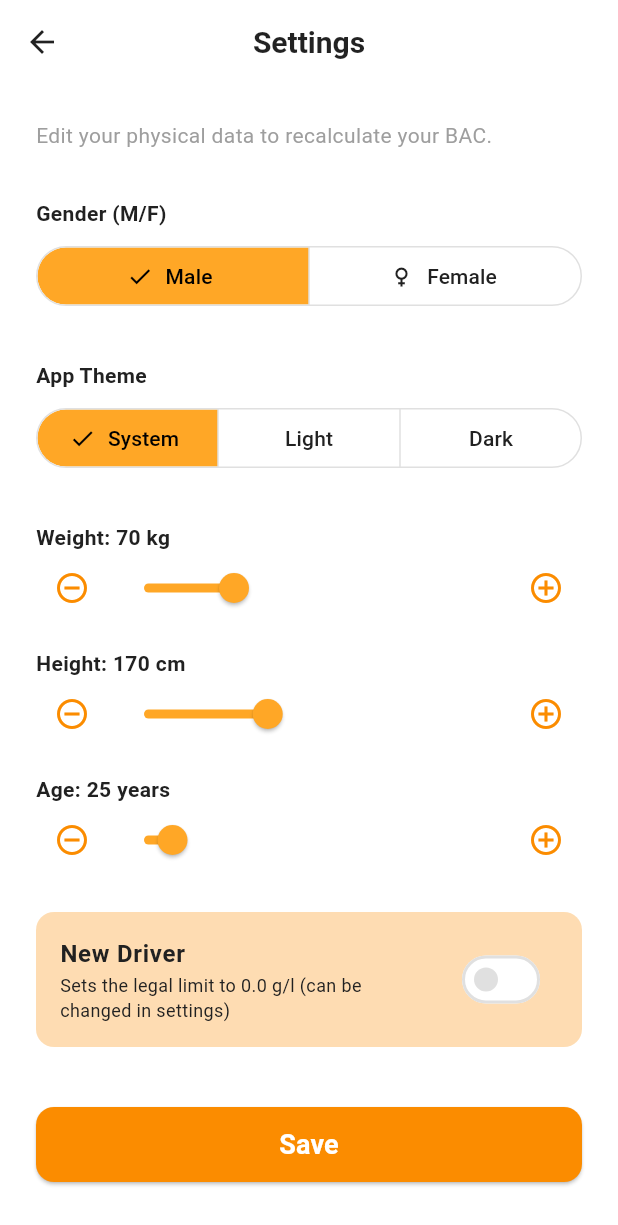
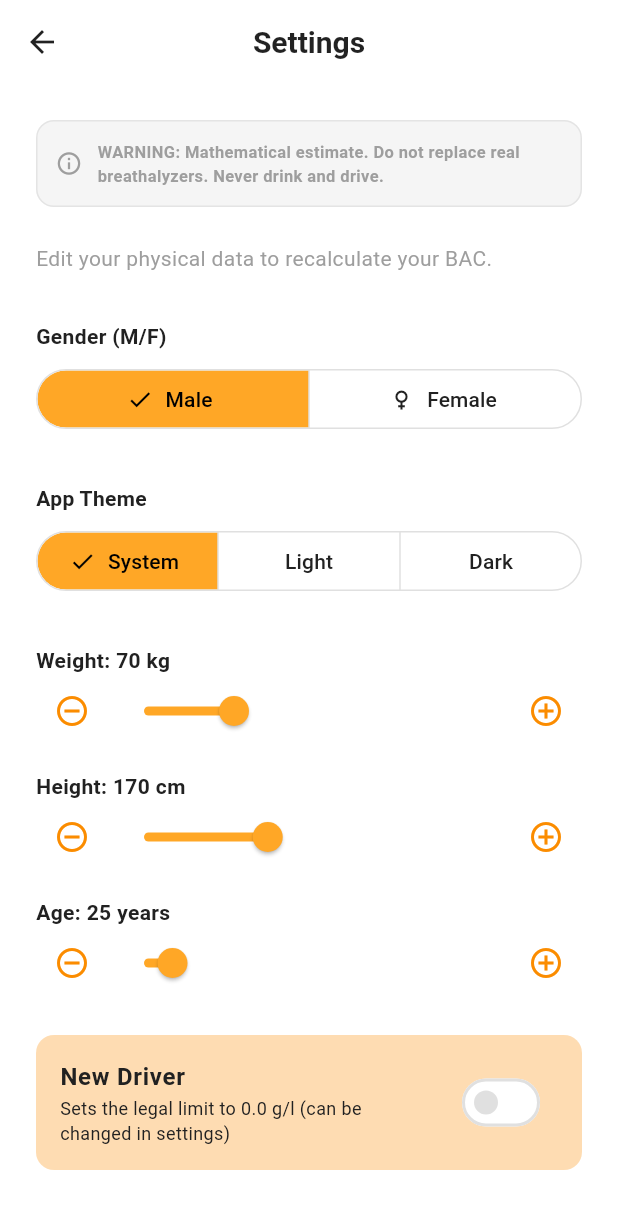
Before and after one commit to ManuCa93/when_can_I_drive_app, a Flutter app: the MainWrapper screen opened directly, after a tap on the "settings" icon, on a phone screen of 412 x 824 dp. Shown: the top 1225 px of the screen. Run offline on Flutter 3.47's test engine with Material 3 defaults, Android fonts, the phone set to English and light mode, and no system bars; our stand-ins replace fl_chart, flutter_local_notifications, flutter_riverpod, percent_indicator, shared_preferences; accounts and stored records are empty.

Commit message:
Add and position DisclaimerWidget on Dashboard, History, and Settings screens

```diff
--- a/lib/l10n/app_localizations.dart
+++ b/lib/l10n/app_localizations.dart
@@ -577,6 +577,18 @@ abstract class AppLocalizations {
   /// In en, this message translates to:
   /// **'Limit'**
   String get limitLabel;
+
+  /// No description provided for @calculationExplanationTitle.
+  ///
+  /// In en, this message translates to:
+  /// **'How is BAC calculated?'**
+  String get calculationExplanationTitle;
+
+  /// No description provided for @calculationExplanationBody.
+  ///
+  /// In en, this message translates to:
+  /// **'This app uses the modified Widmark formula to mathematically estimate your Blood Alcohol Concentration (BAC).\n\nWHAT AFFECTS THE CALCULATION:\n• Weight and gender (they determine the water content in your body).\n• Alcohol volume and ABV.\n• Stomach state AT THE TIME of drinking (food slows down alcohol absorption).\n\nWHAT DOES NOT AFFECT IT (Myths):\n• Eating AFTER drinking: the alcohol is already in your bloodstream, food doesn\'t absorb it or help the liver process it faster.\n• Drinking coffee, taking cold showers, or drinking lots of water (water prevents dehydration but doesn\'t lower BAC).\n• Only TIME allows your liver to metabolize alcohol (approx 0.15 g/l per hour).'**
+  String get calculationExplanationBody;
 }
 
 class _AppLocalizationsDelegate
--- a/lib/screens/history_screen.dart
+++ b/lib/screens/history_screen.dart
@@ -5,6 +5,7 @@ import 'package:intl/intl.dart' hide TextDirection; // <-- AGGIUNGI hide TextDir
 import '../providers/app_providers.dart';
 import '../utils/bac_calculator.dart';
 import '../l10n/app_localizations.dart';
+import '../widgets/disclaimer_widget.dart';
 
 // --- CUSTOM PAINTER PER DISEGNARE LE ICONE SUL GRAFICO ---
 class DrinkDotPainter extends FlDotPainter {
@@ -192,6 +193,10 @@ class _HistoryScreenState extends ConsumerState<HistoryScreen> {
       body: SingleChildScrollView(
         child: Column(
           children: [
+            const SizedBox(height: 20),
+
+            const DisclaimerWidget(),
+
             const SizedBox(height: 20),
 
             SingleChildScrollView(
@@ -452,16 +457,6 @@ class _HistoryScreenState extends ConsumerState<HistoryScreen> {
                   ),
 
             const SizedBox(height: 120),
-
-            Padding(
-              padding: const EdgeInsets.symmetric(horizontal: 32.0),
-              child: Text(
-                loc.disclaimer,
-                textAlign: TextAlign.center,
-                style: const TextStyle(fontSize: 10, fontWeight: FontWeight.bold, color: Colors.grey),
-              ),
-            ),
-            const SizedBox(height: 20),
           ],
         ),
       ),
--- a/lib/screens/settings_screen.dart
+++ b/lib/screens/settings_screen.dart
@@ -3,6 +3,7 @@ import 'package:flutter_riverpod/flutter_riverpod.dart';
 import '../models/user_profile.dart';
 import '../providers/app_providers.dart';
 import '../l10n/app_localizations.dart'; // <-- IMPORT DELLE TRADUZIONI
+import '../widgets/disclaimer_widget.dart';
 
 class SettingsScreen extends ConsumerStatefulWidget {
   const SettingsScreen({super.key});
@@ -81,6 +82,8 @@ class _SettingsScreenState extends ConsumerState<SettingsScreen> {
             child: Column(
               crossAxisAlignment: CrossAxisAlignment.start,
               children: [
+                const DisclaimerWidget(margin: EdgeInsets.zero),
+                const SizedBox(height: 24),
                 Text(loc.settingsSubtitle, style: const TextStyle(color: Colors.grey)), // TRADOTTO
                 const SizedBox(height: 32),
 
--- /dev/null
+++ b/lib/widgets/disclaimer_widget.dart
@@ -0,0 +1,100 @@
+import 'package:flutter/material.dart';
+import '../l10n/app_localizations.dart';
+
+class DisclaimerWidget extends StatelessWidget {
+  final EdgeInsetsGeometry? margin;
+
+  const DisclaimerWidget({super.key, this.margin});
+
+  @override
+  Widget build(BuildContext context) {
+    final loc = AppLocalizations.of(context)!;
+    return GestureDetector(
+      onTap: () => showBacInfoDialog(context),
+      child: Container(
+        margin: margin ?? const EdgeInsets.symmetric(horizontal: 24),
+        padding: const EdgeInsets.all(12),
+        decoration: BoxDecoration(
+          color: Colors.grey.withOpacity(0.1),
+          borderRadius: BorderRadius.circular(12),
+          border: Border.all(color: Colors.grey.withOpacity(0.2)),
+        ),
+        child: Row(
+          children: [
+            Icon(Icons.info_outline, size: 18, color: Colors.grey[500]),
+            const SizedBox(width: 10),
+            Expanded(
+              child: Text(
+                loc.disclaimer,
+                style: const TextStyle(fontSize: 11, fontWeight: FontWeight.bold, color: Colors.grey),
+              ),
+            ),
+          ],
+        ),
+      ),
+    );
+  }
+}
+
+void showBacInfoDialog(BuildContext context) {
+  final loc = AppLocalizations.of(context)!;
+
+  Widget buildBacRangeRow(String range, String effect, BuildContext ctx) {
+    return Padding(
+      padding: const EdgeInsets.only(bottom: 8.0),
+      child: RichText(
+        text: TextSpan(
+          style: TextStyle(fontSize: 13, color: Theme.of(ctx).colorScheme.onSurface),
+          children: [
+            TextSpan(text: "$range g/l: ", style: const TextStyle(fontWeight: FontWeight.bold)),
+            TextSpan(text: effect),
+          ],
+        ),
+      ),
+    );
+  }
+
+  showDialog(
+    context: context,
+    builder: (ctx) => AlertDialog(
+      shape: RoundedRectangleBorder(borderRadius: BorderRadius.circular(16)),
+      title: Row(
+        children: [
+          const Icon(Icons.warning_amber_rounded, color: Colors.orange),
+          const SizedBox(width: 8),
+          Flexible(child: Text(loc.infoResponsibilityTitle)),
+        ],
+      ),
+      content: SingleChildScrollView(
+        child: Column(
+          crossAxisAlignment: CrossAxisAlignment.start,
+          mainAxisSize: MainAxisSize.min,
+          children: [
+            Text(
+              loc.bacDisclaimer,
+              style: const TextStyle(fontSize: 13, fontWeight: FontWeight.bold, color: Colors.redAccent),
+            ),
+            const Divider(height: 24),
+            Text(loc.calculationExplanationTitle, style: const TextStyle(fontWeight: FontWeight.bold)),
+            const SizedBox(height: 12),
+            Text(loc.calculationExplanationBody, style: const TextStyle(fontSize: 13)),
+            const Divider(height: 24),
+            Text(loc.estimatedEffectsTitle, style: const TextStyle(fontWeight: FontWeight.bold)),
+            const SizedBox(height: 12),
+            buildBacRangeRow("0.01 - 0.05", loc.bacEffect1, ctx),
+            buildBacRangeRow("0.05 - 0.08", loc.bacEffect2, ctx),
+            buildBacRangeRow("0.08 - 0.15", loc.bacEffect3, ctx),
+            buildBacRangeRow("0.15 - 0.30", loc.bacEffect4, ctx),
+            buildBacRangeRow(loc.over30, loc.bacEffect5, ctx),
+          ],
+        ),
+      ),
+      actions: [
+        TextButton(
+          onPressed: () => Navigator.pop(ctx),
+          child: Text(loc.gotItBtn),
+        ),
+      ],
+    ),
+  );
+}
```
Also changed, not shown: lib/l10n/app_localizations_de.dart (+7 -0 lines), lib/l10n/app_localizations_en.dart (+7 -0 lines), lib/l10n/app_localizations_es.dart (+7 -0 lines), lib/l10n/app_localizations_fr.dart (+8 -0 lines), lib/l10n/app_localizations_it.dart (+7 -0 lines), lib/screens/dashboard_screen.dart (+3 -79 lines).
